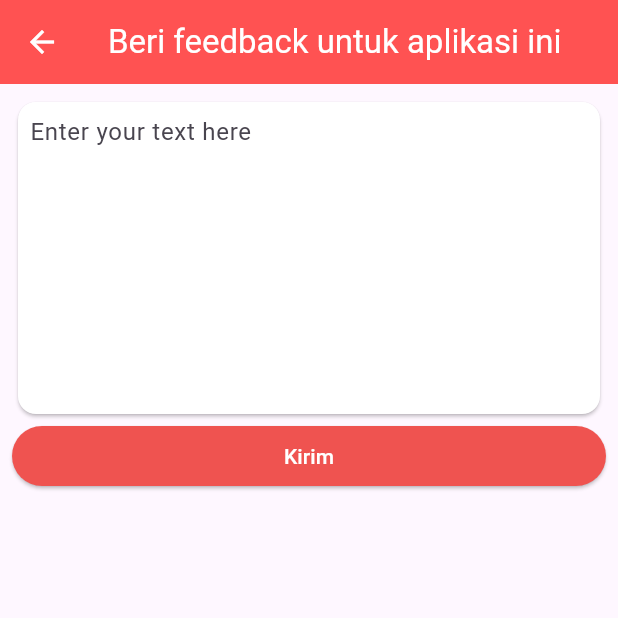
After one commit to ibeibrahim/save_me_new, a Flutter app: the AddFeedbackPage screen opened directly, on a phone screen of 412 x 824 dp, the top half of it. The commit adds this screen. Run offline on Flutter 3.47's test engine with Material 3 defaults, Android fonts, the phone set to English and light mode, and no system bars; our stand-ins replace animated_notch_bottom_bar, cloud_firestore, dio, file_picker, firebase_auth, firebase_core and 4 more; accounts and stored records are empty; network calls fail.

Commit message:
feat: create feedback to the aplication feature

```diff
--- /dev/null
+++ b/lib/app/modules/profile_page/views/feedback/add_feedback_page.dart
@@ -0,0 +1,96 @@
+import 'package:cloud_firestore/cloud_firestore.dart';
+import 'package:firebase_auth/firebase_auth.dart';
+import 'package:firebase_storage/firebase_storage.dart';
+import 'package:flutter/material.dart';
+import 'package:get/get.dart';
+import 'package:uuid/uuid.dart';
+
+class AddFeedbackPage extends StatefulWidget {
+  const AddFeedbackPage({super.key});
+
+  @override
+  State<AddFeedbackPage> createState() => _AddFeedbackPageState();
+}
+
+class _AddFeedbackPageState extends State<AddFeedbackPage> {
+  final feedbackController = TextEditingController();
+
+  void sendFeedback() async {
+    print(feedbackController.text);
+    const uuid = Uuid();
+    final fireStore = FirebaseFirestore.instance;
+    CollectionReference feedback2 = fireStore.collection('feedback2');
+    String newDocId = uuid.v4();
+    Map<String, dynamic> data = {
+      'docId': newDocId,
+      'user_id': FirebaseAuth.instance.currentUser?.uid,
+      'feedback': feedbackController.text
+    };
+
+    try {
+      await feedback2.doc(newDocId).set(data);
+
+      if (!mounted) return;
+      ScaffoldMessenger.of(context).showSnackBar(
+        const SnackBar(
+          content: Text('Berhasil mengirim feedback'),
+        ),
+      );
+      Navigator.pop(context);
+    } on FirebaseException catch (e) {
+      Get.defaultDialog(title: e.message.toString());
+    }
+  }
+
+  @override
+  Widget build(BuildContext context) {
+    return Scaffold(
+      appBar: AppBar(
+        backgroundColor: Colors.redAccent,
+        leading: const BackButton(color: Colors.white),
+        title: const Text(
+          'Beri feedback untuk aplikasi ini',
+          style: TextStyle(color: Colors.white),
+        ),
+      ),
+      body: Padding(
+        padding: const EdgeInsets.all(8.0),
+        child: ListView(
+          children: [
+            Card(
+              color: Colors.white,
+              child: Padding(
+                padding: const EdgeInsets.all(8.0),
+                child: TextField(
+                  controller: feedbackController,
+                  maxLines: 8, //or null
+                  decoration: const InputDecoration.collapsed(
+                    hintText: "Enter your text here",
+                  ),
+                ),
+              ),
+            ),
+            ElevatedButton(
+              onPressed: sendFeedback,
+              style: ElevatedButton.styleFrom(
+                backgroundColor: Colors.red.shade400,
+              ),
+              child: const Text(
+                "Kirim",
+                style: TextStyle(color: Colors.white),
+              ),
+            )
+          ],
+        ),
+      ),
+    );
+  }
+
+  @override
+  void dispose() {
+    // Clean up the controller when the widget is removed from the
+    // widget tree.
+    feedbackController.dispose();
+    super.dispose();
+  }
+}
--- a/pubspec.yaml
+++ b/pubspec.yaml
@@ -22,6 +22,7 @@ dependencies:
   persistent_bottom_nav_bar: ^5.0.2
   shared_preferences: ^2.2.3
   url_launcher: ^6.3.0
+  uuid: ^4.5.0
 
 dev_dependencies:
   flutter_test:
```
Also changed, not shown: lib/app/modules/profile_page/views/feedback/show_feedback_page.dart (added, +100 -0 lines), lib/app/modules/profile_page/views/profile_page_view.dart (+23 -1 lines), pubspec.lock.
